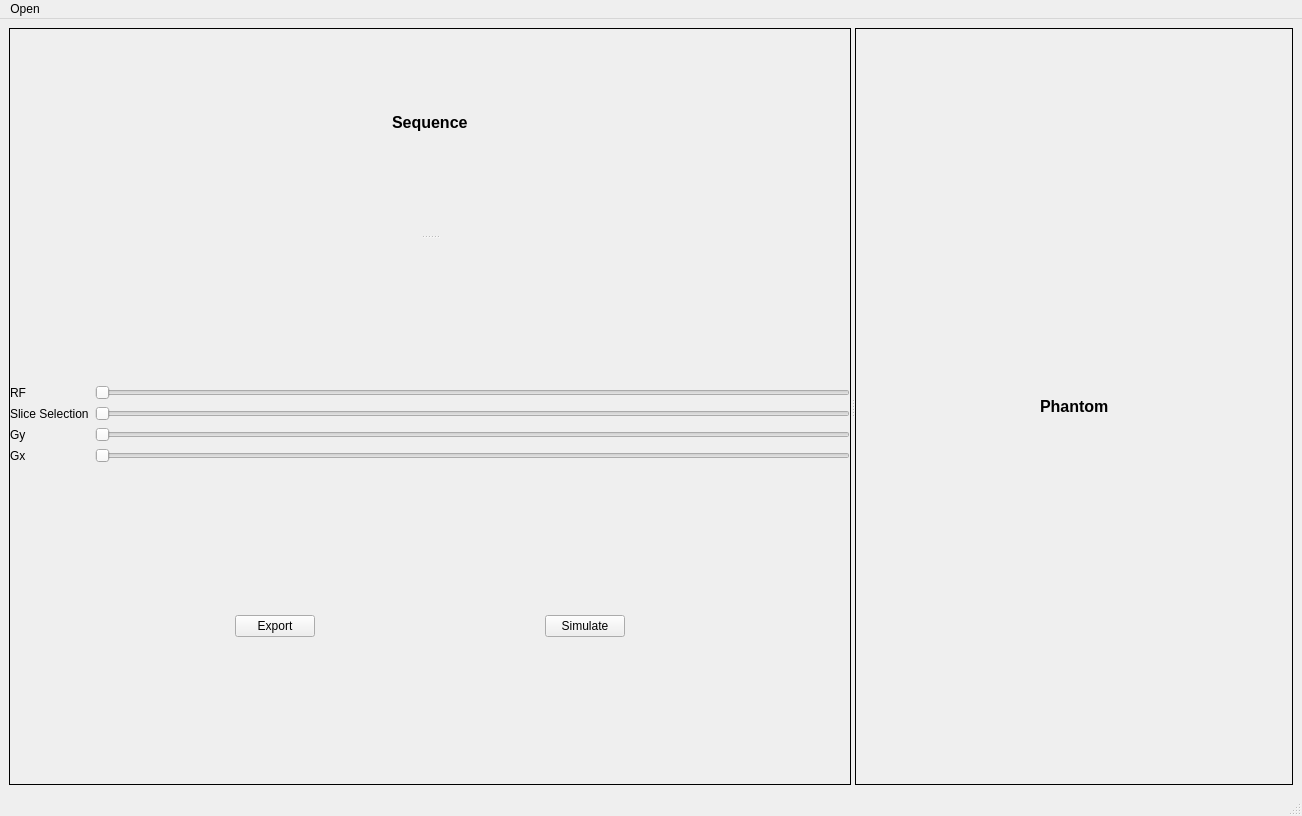
MOHAMEDMANSOUR20/MRI_Simulation, file src/ui/MRI_Simulator_GUI.ui: the form before one commit.
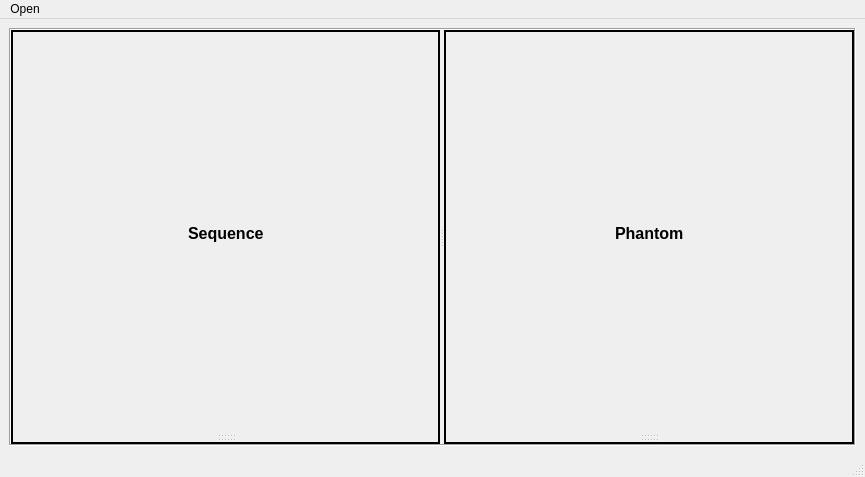
The form after the commit.

Diff of the .ui file:
```diff
--- a/src/ui/MRI_Simulator_GUI.ui
+++ b/src/ui/MRI_Simulator_GUI.ui
@@ -6,36 +6,38 @@
    <rect>
     <x>0</x>
     <y>0</y>
-    <width>1302</width>
-    <height>816</height>
+    <width>865</width>
+    <height>477</height>
    </rect>
   </property>
   <property name="windowTitle">
    <string>MRI Simulator</string>
   </property>
   <widget class="QWidget" name="centralwidget">
-   <layout class="QGridLayout" name="gridLayout_2">
-    <item row="1" column="0">
-     <widget class="QSplitter" name="splitter_3">
-      <property name="orientation">
-       <enum>Qt::Horizontal</enum>
-      </property>
-      <widget class="QSplitter" name="splitter_2">
+   <layout class="QGridLayout" name="gridLayout">
+    <item row="0" column="0">
+     <widget class="QSplitter" name="main_window_splitter">
        <property name="autoFillBackground">
         <bool>true</bool>
        </property>
        <property name="frameShape">
         <enum>QFrame::Box</enum>
        </property>
+      <property name="frameShadow">
+       <enum>QFrame::Sunken</enum>
+      </property>
+      <property name="orientation">
+       <enum>Qt::Horizontal</enum>
+      </property>
+      <widget class="QSplitter" name="sequence_section_splitter">
+       <property name="frameShape">
+        <enum>QFrame::WinPanel</enum>
+       </property>
        <property name="orientation">
         <enum>Qt::Vertical</enum>
        </property>
-       <widget class="QWidget" name="layoutWidget">
-        <layout class="QVBoxLayout" name="verticalLayout">
-         <item>
-          <layout class="QVBoxLayout" name="verticalLayout_5">
-           <item>
-            <layout class="QHBoxLayout" name="horizontalLayout">
+       <widget class="QWidget" name="">
+        <layout class="QHBoxLayout" name="sequence_name_Layout">
              <item>
               <spacer name="horizontalSpacer">
                <property name="orientation">
@@ -77,163 +79,23 @@
               </spacer>
              </item>
             </layout>
-           </item>
-           <item>
-            <layout class="QVBoxLayout" name="sequence_Layout">
-             <item>
-              <spacer name="horizontalSpacer_8">
-               <property name="orientation">
-                <enum>Qt::Horizontal</enum>
-               </property>
-               <property name="sizeHint" stdset="0">
-                <size>
-                 <width>40</width>
-                 <height>20</height>
-                </size>
-               </property>
-              </spacer>
-             </item>
-            </layout>
-           </item>
-          </layout>
-         </item>
-        </layout>
        </widget>
-       <widget class="QWidget" name="layoutWidget">
-        <layout class="QVBoxLayout" name="verticalLayout_3" stretch="2,1">
-         <item>
-          <layout class="QGridLayout" name="gridLayout">
-           <item row="2" column="0">
-            <widget class="QLabel" name="Gy_label">
-             <property name="text">
-              <string>Gy</string>
-             </property>
-            </widget>
-           </item>
-           <item row="1" column="0">
-            <widget class="QLabel" name="Slice_selection_label">
-             <property name="text">
-              <string>Slice Selection</string>
-             </property>
-            </widget>
-           </item>
-           <item row="0" column="1">
-            <widget class="QSlider" name="RF_Slider">
-             <property name="orientation">
-              <enum>Qt::Horizontal</enum>
-             </property>
-            </widget>
-           </item>
-           <item row="2" column="1">
-            <widget class="QSlider" name="Gy_Slider">
-             <property name="orientation">
-              <enum>Qt::Horizontal</enum>
-             </property>
-            </widget>
-           </item>
-           <item row="3" column="1">
-            <widget class="QSlider" name="Gx_Slider">
-             <property name="orientation">
-              <enum>Qt::Horizontal</enum>
-             </property>
-            </widget>
-           </item>
-           <item row="1" column="1">
-            <widget class="QSlider" name="Slice_Selection_Slider">
-             <property name="orientation">
-              <enum>Qt::Horizontal</enum>
-             </property>
-            </widget>
-           </item>
-           <item row="0" column="0">
-            <widget class="QLabel" name="RF_label">
-             <property name="text">
-              <string>RF</string>
-             </property>
-            </widget>
-           </item>
-           <item row="3" column="0">
-            <widget class="QLabel" name="Gx_label">
-             <property name="text">
-              <string>Gx</string>
-             </property>
-            </widget>
-           </item>
-          </layout>
-         </item>
-         <item>
-          <layout class="QHBoxLayout" name="horizontalLayout_3" stretch="0,0,0,0,0">
-           <item>
-            <spacer name="horizontalSpacer_7">
-             <property name="orientation">
-              <enum>Qt::Horizontal</enum>
-             </property>
-             <property name="sizeHint" stdset="0">
-              <size>
-               <width>40</width>
-               <height>20</height>
-              </size>
-             </property>
-            </spacer>
-           </item>
-           <item>
-            <widget class="QPushButton" name="export_Button">
-             <property name="text">
-              <string>Export</string>
-             </property>
-            </widget>
-           </item>
-           <item>
-            <spacer name="horizontalSpacer_5">
-             <property name="orientation">
-              <enum>Qt::Horizontal</enum>
-             </property>
-             <property name="sizeHint" stdset="0">
-              <size>
-               <width>40</width>
-               <height>20</height>
-              </size>
-             </property>
-            </spacer>
-           </item>
-           <item>
-            <widget class="QPushButton" name="Simulate_Button">
-             <property name="text">
-              <string>Simulate</string>
-             </property>
-            </widget>
-           </item>
-           <item>
-            <spacer name="horizontalSpacer_6">
-             <property name="orientation">
-              <enum>Qt::Horizontal</enum>
-             </property>
-             <property name="sizeHint" stdset="0">
-              <size>
-               <width>40</width>
-               <height>20</height>
-              </size>
-             </property>
-            </spacer>
-           </item>
-          </layout>
-         </item>
-        </layout>
-       </widget>
-      </widget>
-      <widget class="QSplitter" name="splitter">
+       <widget class="QWidget" name="verticalLayoutWidget_3">
+        <layout class="QVBoxLayout" name="sequence_viewer_Layout"/>
+       </widget>
+       <widget class="QWidget" name="verticalLayoutWidget_4">
+        <layout class="QVBoxLayout" name="sequence_control_Layout"/>
+       </widget>
+      </widget>
+      <widget class="QSplitter" name="phantom_section_splitter">
        <property name="frameShape">
-        <enum>QFrame::Box</enum>
+        <enum>QFrame::WinPanel</enum>
        </property>
        <property name="orientation">
         <enum>Qt::Vertical</enum>
        </property>
-       <widget class="QWidget" name="layoutWidget">
-        <layout class="QVBoxLayout" name="verticalLayout_2">
-         <item>
-          <layout class="QVBoxLayout" name="verticalLayout_4" stretch="0">
-           <item>
-            <layout class="QHBoxLayout" name="horizontalLayout_2">
+       <widget class="QWidget" name="">
+        <layout class="QHBoxLayout" name="phantom_name_Layout">
              <item>
               <spacer name="horizontalSpacer_3">
                <property name="orientation">
@@ -275,13 +137,12 @@
               </spacer>
              </item>
             </layout>
-           </item>
-          </layout>
-         </item>
-         <item>
-          <layout class="QVBoxLayout" name="phantom_Layout"/>
-         </item>
-        </layout>
+       </widget>
+       <widget class="QWidget" name="verticalLayoutWidget">
+        <layout class="QVBoxLayout" name="phantom_img_Layout"/>
+       </widget>
+       <widget class="QWidget" name="verticalLayoutWidget_2">
+        <layout class="QVBoxLayout" name="reconstruction_Layout"/>
        </widget>
       </widget>
      </widget>
@@ -293,7 +154,7 @@
     <rect>
      <x>0</x>
      <y>0</y>
-     <width>1302</width>
+     <width>865</width>
      <height>26</height>
     </rect>
    </property>
```
Lines whose indentation alone changed are shown as unchanged.
